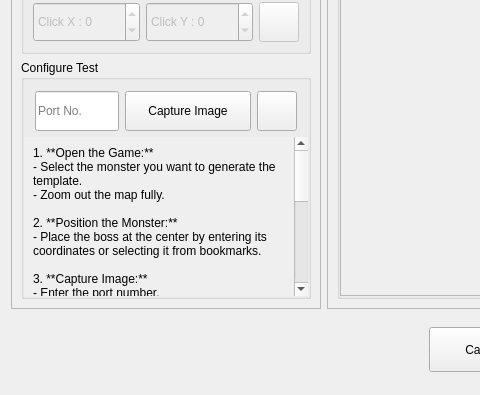
First picture: the form in gui/ui_files/monster_edit_dialog.ui, repository evsahal/TaskEX, before the edit; both pictures show x 0 to 480 and y 319 to 714 of the 710 by 714 pixel window.
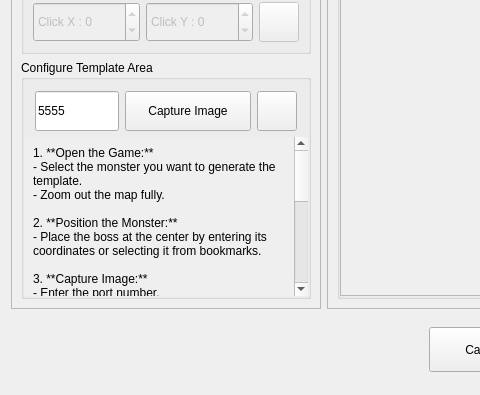
Second picture: the form after the edit. Icons and pictures are not drawn.

Commit message: monster template generation

```diff
--- a/gui/ui_files/monster_edit_dialog.ui
+++ b/gui/ui_files/monster_edit_dialog.ui
@@ -486,7 +486,7 @@
                </sizepolicy>
               </property>
               <property name="title">
-               <string>Configure Test</string>
+               <string>Configure Template Area</string>
               </property>
               <layout class="QVBoxLayout" name="verticalLayout_2" stretch="1,8">
                <property name="leftMargin">
@@ -542,6 +542,9 @@
                       <height>40</height>
                      </size>
                     </property>
+                    <property name="text">
+                     <string>5555</string>
+                    </property>
                     <property name="placeholderText">
                      <string>Port No.</string>
                     </property>
```
Left out of the diff: 11 changed lines with no effect on the pictures. The commit also changes 2 other files.
